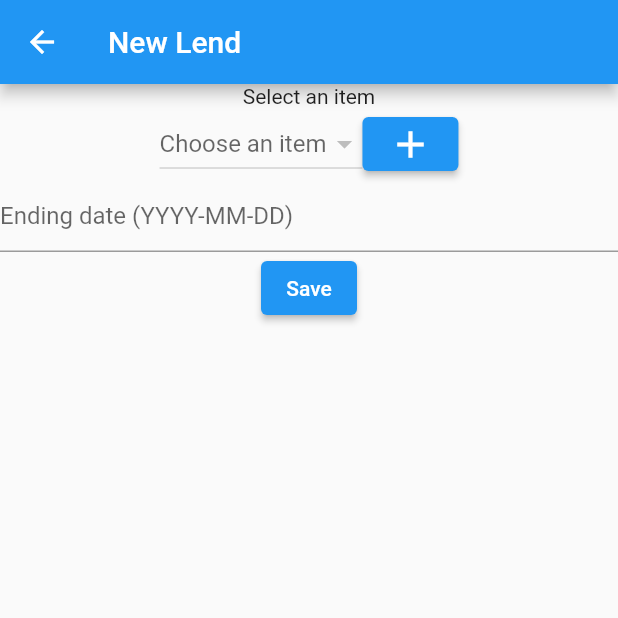
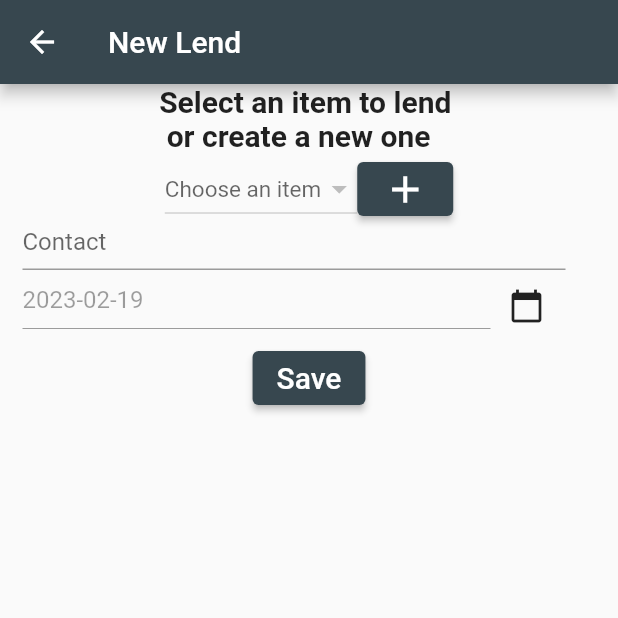
Before and after one commit to Malolpv/lend_buddy, a Flutter app: the screen it shows after launch, after a tap on the "add" icon, on a phone screen of 412 x 824 dp, the top half of it. Run offline on Flutter 3.47's test engine with Material 2 defaults, Android fonts, the phone set to English and light mode, and no system bars; our stand-ins replace isar, sqflite; missing offline and left inert: dart:js_util; accounts and stored records are empty; generated files the repository leaves out were written again; statements that could not run were skipped.

Commit message:
update CRUD

```diff
--- a/lib/collections/lend.dart
+++ b/lib/collections/lend.dart
@@ -14,6 +14,8 @@ class Lend {
   final item = IsarLink<Item>();
   final user = IsarLink<User>();
 
+  String? contact;
+
   bool isReturned = false;
   DateTime? startDate, endDate;
 
--- a/lib/screens/home_screen.dart
+++ b/lib/screens/home_screen.dart
@@ -49,12 +49,23 @@ class HomeScreen extends StatelessWidget {
               children: [
                 Row(
                   mainAxisAlignment: MainAxisAlignment.center,
-                  children: const [Text("Add")],
+                  children: const [
+                    Text(
+                      "Add a new lend",
+                      style: TextStyle(fontSize: 30),
+                    )
+                  ],
                 ),
                 Row(
                   mainAxisAlignment: MainAxisAlignment.center,
                   children: [
                     ElevatedButton(
+                      style: ElevatedButton.styleFrom(
+                          backgroundColor: Colors.blueGrey.shade800),
+                      child: const Icon(
+                        Icons.add,
+                        size: 30,
+                      ),
                       onPressed: () {
                         Navigator.push(
                             context,
@@ -62,10 +73,7 @@ class HomeScreen extends StatelessWidget {
                                 builder: (context) =>
                                     NewLend(userId: userId, datasource: db)));
                       },
-                        child: const Icon(
-                          Icons.add,
-                          size: 30,
-                        )),
+                    ),
                   ],
                 )
               ],
--- a/lib/screens/new_lend.dart
+++ b/lib/screens/new_lend.dart
@@ -1,5 +1,4 @@
 import 'package:flutter/material.dart';
-import 'package:isar/isar.dart';
 import 'package:lend_buddy/collections/item.dart';
 import 'package:lend_buddy/collections/lend.dart';
 import 'package:lend_buddy/collections/user.dart';
@@ -12,30 +11,55 @@ class NewLend extends StatefulWidget {
   final int userId;
   final IsarHelper datasource;
 
-  NewLend({super.key, required this.userId, required this.datasource}) {
-    initializeData();
-  }
-
+  NewLend({super.key, required this.userId, required this.datasource});
   List<Item> items = [];
-
-  void initializeData() async {
-    items = await datasource.getAllItems(userId);
-    newLend.user.value = await datasource.getUserById(userId);
-  }
-
   Lend newLend = Lend();
 }
 
 class _NewLendState extends State<NewLend> {
   final dialogController = TextEditingController();
   final dateController = TextEditingController();
+  final contactController = TextEditingController();
+
+  List<Item> _listItems = [];
+  DateTime selectedDate = DateTime.now();
+  Future<List<Item>> _fetchListItems() async {
+    List<Item> rawItemList = await widget.datasource.getAllItems(widget.userId);
+    setState(() {
+      _listItems = rawItemList;
+    });
+    return _listItems;
+  }
+
+  @override
+  void initState() {
+    super.initState();
+    _fetchListItems();
+
+    dateController.text = selectedDate.toString().split(" ").first;
+  }
 
   @override
   void dispose() {
     // Clean up the controller when the widget is disposed.
     dialogController.dispose();
     dateController.dispose();
+    contactController.dispose();
     super.dispose();
+  }
+
+  Future<void> _selectDate(BuildContext context) async {
+    final DateTime? picked = await showDatePicker(
+        context: context,
+        initialDate: selectedDate,
+        firstDate: DateTime.now(),
+        lastDate: DateTime(2101));
+    if (picked != null && picked != selectedDate) {
+      setState(() {
+        selectedDate = picked;
+        dateController.text = selectedDate.toString().split(" ").first;
+      });
+    }
   }
 
   Future openDialog(BuildContext context) async => showDialog(
@@ -54,48 +78,66 @@ class _NewLendState extends State<NewLend> {
               TextButton(
                   onPressed: () async {
                     if (dialogController.text != "") {
+                      Navigator.of(context).pop();
                       User? tmpUser =
                           await widget.datasource.getUserById(widget.userId);
                       Item newItem = Item()
                         ..libelle = dialogController.text
                         ..user.value = tmpUser;
                       widget.datasource.saveItem(newItem);
-                      setState(() {
-                        widget.initializeData();
-                      });
-                      Navigator.of(context).pop();
+                      _fetchListItems();
                     }
                   },
                   child: const Text("Submit"))
             ],
           ));
 
+  Item? getFirstDropDownValue() {
+    if (_listItems.isNotEmpty) {
+      return _listItems[0];
+    }
+    return null;
+  }
+
   @override
   Widget build(BuildContext context) {
     return Scaffold(
       appBar: AppBar(
+        backgroundColor: Colors.blueGrey.shade800,
         title: const Text('New Lend'),
       ),
       body: Column(children: [
         Container(
           child: Column(
             children: [
-              const Text("Select an item"),
+              const Text(
+                "Select an item to lend \n or create a new one",
+                style: TextStyle(fontSize: 20, fontWeight: FontWeight.bold),
+              ),
               Row(
                 mainAxisAlignment: MainAxisAlignment.center,
                 children: [
                   DropdownButton(
+                      style: const TextStyle(fontSize: 15),
+                      value: getFirstDropDownValue(),
                       hint: const Text("Choose an item"),
-                      items: widget.items.map((item) {
+                      items: _listItems.map((item) {
                         return DropdownMenuItem(
                             value: item,
                             key: Key(item.id.toString()),
-                            child: Row(children: [Text(item.libelle)]));
+                            child: Text(
+                              item.libelle,
+                              style: TextStyle(color: Colors.black),
+                            ));
                       }).toList(),
                       onChanged: (Item? item) {
-                        widget.newLend.item.value = item;
+                        setState(() {
+                          widget.newLend.item.value = item;
+                        });
                       }),
                   ElevatedButton(
+                      style: ElevatedButton.styleFrom(
+                          backgroundColor: Colors.blueGrey.shade800),
                       onPressed: () {
                         openDialog(context);
                       },
@@ -108,21 +150,71 @@ class _NewLendState extends State<NewLend> {
             ],
           ),
         ),
-        TextField(
-          decoration:
-              const InputDecoration(hintText: "Ending date (YYYY-MM-DD)"),
-          controller: dateController,
+        Container(
+          padding: const EdgeInsets.only(left: 15, right: 15),
+          child: Column(
+            children: [
+              Row(
+                children: [
+                  SizedBox(
+                    width: MediaQuery.of(context).size.width - 50,
+                    height: 30,
+                    child: TextField(
+                      decoration: const InputDecoration(
+                          hintText: "Contact",
+                          focusedBorder: UnderlineInputBorder(
+                              borderSide: BorderSide(color: Colors.black))),
+                      controller: contactController,
+                    ),
+                  ),
+                ],
+              ),
+              Row(
+                children: [
+                  SizedBox(
+                    width: MediaQuery.of(context).size.width - 100,
+                    height: 30,
+                    child: TextField(
+                      enabled: false,
+                      decoration: const InputDecoration(
+                        hintText: "Ending date",
+                      ),
+                      controller: dateController,
+                    ),
+                  ),
+                  IconButton(
+                    onPressed: () {
+                      _selectDate(context);
+                    },
+                    icon: const Icon(Icons.calendar_today),
+                    style: IconButton.styleFrom(
+                        backgroundColor: Colors.blueGrey.shade800),
+                  )
+                ],
+              ),
+            ],
+          ),
         ),
         ElevatedButton(
-          onPressed: () {
-            widget.newLend
-              ..startDate = DateTime.now()
-              ..endDate = DateTime.parse(dateController.text);
-
-            widget.datasource.saveLend(widget.newLend);
-            Navigator.pop(context);
+          style: ElevatedButton.styleFrom(
+              backgroundColor: Colors.blueGrey.shade800),
+          onPressed: () async {
+            if (dateController.text != "" && contactController.text != "") {
+              Navigator.pop(context);
+              User? tmpUser =
+                  await widget.datasource.getUserById(widget.userId);
+              widget.newLend
+                ..startDate = DateTime.now()
+                ..endDate = DateTime.parse(dateController.text)
+                ..contact = contactController.text
+                ..user.value = tmpUser;
+              widget.datasource.saveLend(widget.newLend);
+            }
           },
-          child: const Text("Save"),
+          child: const Text(
+            "Save",
+            style: TextStyle(fontSize: 20),
+          ),
         ),
       ]),
     );
--- a/lib/services/isar_helper.dart
+++ b/lib/services/isar_helper.dart
@@ -99,6 +99,6 @@ class IsarHelper {
 
   Future<bool> deleteLend(int id) async {
     final isar = await db;
-    return isar.lends.delete(id);
+    return isar.writeTxn(() => isar.lends.delete(id));
   }
 }
```
Also changed, not shown: lib/widgets/lended_items_list.dart (+74 -50 lines), lib/collections/lend.g.dart. Lines whose indentation alone changed are shown as unchanged.
